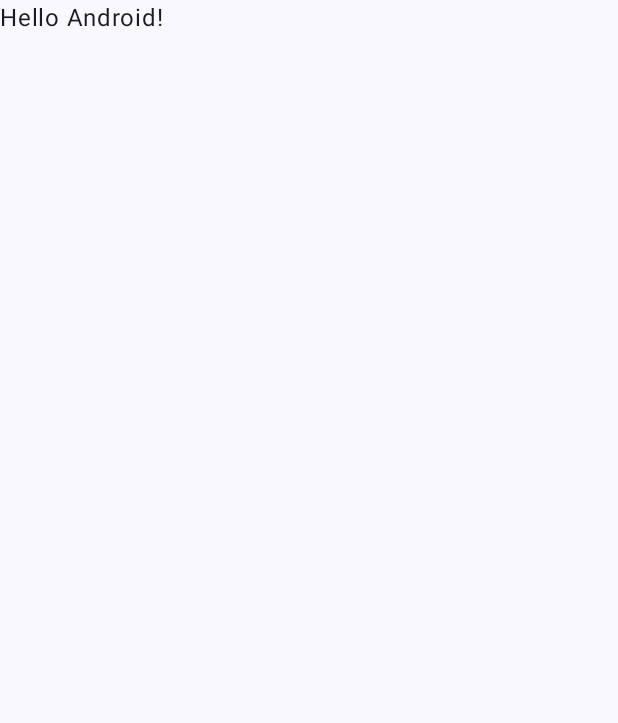
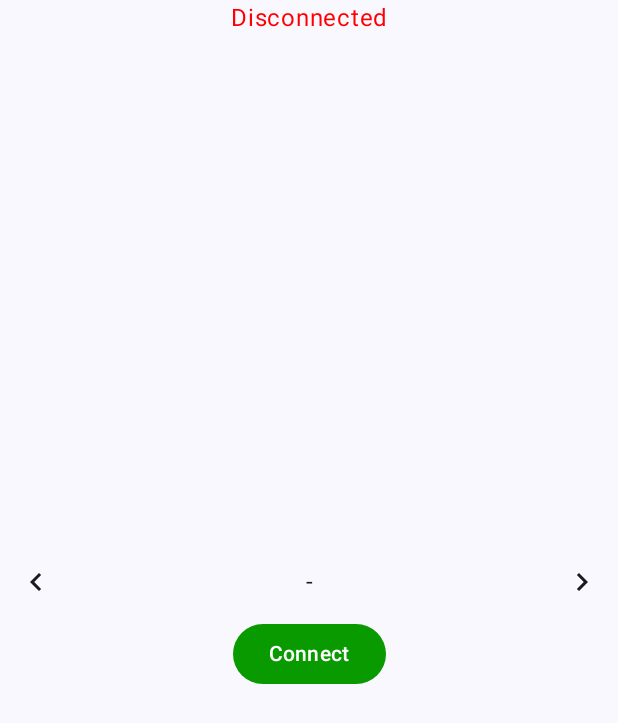
Before and after one commit to philipplackner/AndroidInternals, an Android app built with Jetpack Compose: the screen it shows after launch (MainActivity), on a phone screen of 412 x 824 dp. Before the commit the part shown is almost empty. Shown: the top 723 px of the screen. Run offline under Robolectric (Android 15) with nearby library versions, the phone set to English and light mode, and no system bars.

Commit message:
Implement locally bound music service

```diff
--- a/app/build.gradle.kts
+++ b/app/build.gradle.kts
@@ -56,4 +56,6 @@ dependencies {
     androidTestImplementation(libs.androidx.ui.test.junit4)
     debugImplementation(libs.androidx.ui.tooling)
     debugImplementation(libs.androidx.ui.test.manifest)
+
+    implementation(libs.androidx.lifecycle.runtime.compose)
 }
--- a/app/src/main/AndroidManifest.xml
+++ b/app/src/main/AndroidManifest.xml
@@ -3,6 +3,7 @@
     xmlns:tools="http://schemas.android.com/tools">
 
     <application
+        android:name=".MusicApplication"
         android:allowBackup="true"
         android:dataExtractionRules="@xml/data_extraction_rules"
         android:fullBackupContent="@xml/backup_rules"
@@ -23,6 +24,7 @@
                 <category android:name="android.intent.category.LAUNCHER" />
             </intent-filter>
         </activity>
+        <service android:name=".MusicService" />
     </application>
 
 </manifest>
--- a/app/src/main/java/com/plcoding/androidinternals/MainActivity.kt
+++ b/app/src/main/java/com/plcoding/androidinternals/MainActivity.kt
@@ -14,34 +14,25 @@ import androidx.compose.ui.tooling.preview.Preview
 import com.plcoding.androidinternals.ui.theme.AndroidInternalsTheme
 
 class MainActivity : ComponentActivity() {
+
+    private val musicController by lazy {
+        (application as MusicApplication).musicServiceController
+    }
+
     override fun onCreate(savedInstanceState: Bundle?) {
         super.onCreate(savedInstanceState)
         enableEdgeToEdge()
         setContent {
             AndroidInternalsTheme {
                 Scaffold(modifier = Modifier.fillMaxSize()) { innerPadding ->
-                    Greeting(
-                        name = "Android",
-                        modifier = Modifier.padding(innerPadding)
+                    MusicControlsUi(
+                        controller = musicController,
+                        modifier = Modifier
+                            .fillMaxSize()
+                            .padding(innerPadding)
                     )
                 }
             }
         }
     }
 }
-
-@Composable
-fun Greeting(name: String, modifier: Modifier = Modifier) {
-    Text(
-        text = "Hello $name!",
-        modifier = modifier
-    )
-}
-
-@Preview(showBackground = true)
-@Composable
-fun GreetingPreview() {
-    AndroidInternalsTheme {
-        Greeting("Android")
-    }
-}
--- /dev/null
+++ b/app/src/main/java/com/plcoding/androidinternals/MusicApplication.kt
@@ -0,0 +1,20 @@
+package com.plcoding.androidinternals
+
+import android.app.Application
+import kotlinx.coroutines.CoroutineScope
+import kotlinx.coroutines.Dispatchers
+import kotlinx.coroutines.SupervisorJob
+
+class MusicApplication: Application() {
+
+    private val applicationScope = CoroutineScope(Dispatchers.Main + SupervisorJob())
+    lateinit var musicServiceController: MusicServiceController
+
+    override fun onCreate() {
+        super.onCreate()
+        musicServiceController = MusicServiceController(
+            context = this,
+            coroutineScope = applicationScope
+        )
+    }
+}
--- /dev/null
+++ b/app/src/main/java/com/plcoding/androidinternals/MusicControlsUi.kt
@@ -0,0 +1,117 @@
+@file:OptIn(ExperimentalFoundationApi::class)
+
+package com.plcoding.androidinternals
+
+import androidx.compose.foundation.ExperimentalFoundationApi
+import androidx.compose.foundation.basicMarquee
+import androidx.compose.foundation.layout.Arrangement
+import androidx.compose.foundation.layout.Box
+import androidx.compose.foundation.layout.Column
+import androidx.compose.foundation.layout.Row
+import androidx.compose.foundation.layout.fillMaxSize
+import androidx.compose.foundation.layout.fillMaxWidth
+import androidx.compose.material.icons.Icons
+import androidx.compose.material.icons.automirrored.filled.KeyboardArrowLeft
+import androidx.compose.material.icons.automirrored.filled.KeyboardArrowRight
+import androidx.compose.material.icons.filled.KeyboardArrowLeft
+import androidx.compose.material3.Button
+import androidx.compose.material3.ButtonDefaults
+import androidx.compose.material3.Icon
+import androidx.compose.material3.IconButton
+import androidx.compose.material3.Text
+import androidx.compose.runtime.Composable
+import androidx.compose.runtime.getValue
+import androidx.compose.ui.Alignment
+import androidx.compose.ui.Modifier
+import androidx.compose.ui.graphics.Color
+import androidx.compose.ui.text.style.TextAlign
+import androidx.lifecycle.compose.collectAsStateWithLifecycle
+
+@Composable
+fun MusicControlsUi(
+    controller: MusicServiceController,
+    modifier: Modifier = Modifier
+) {
+    val isConnected by controller.isConnected.collectAsStateWithLifecycle()
+    val currentSong by controller.currentSong.collectAsStateWithLifecycle()
+    val green = Color(0xFF099A00)
+    Box(
+        modifier = modifier
+            .fillMaxSize(),
+        contentAlignment = Alignment.Center
+    ) {
+        if(isConnected) {
+            Text(
+                text = "Connected",
+                color = green,
+                textAlign = TextAlign.Center,
+                modifier = Modifier.align(Alignment.TopCenter)
+            )
+        } else {
+            Text(
+                text = "Disconnected",
+                color = Color.Red,
+                textAlign = TextAlign.Center,
+                modifier = Modifier.align(Alignment.TopCenter)
+            )
+        }
+        Column(
+            modifier = Modifier
+                .fillMaxWidth(),
+            horizontalAlignment = Alignment.CenterHorizontally
+        ) {
+            Row(
+                modifier = Modifier
+                    .fillMaxWidth(),
+                horizontalArrangement = Arrangement.Center,
+                verticalAlignment = Alignment.CenterVertically
+            ) {
+                IconButton(
+                    onClick = controller::previous
+                ) {
+                    Icon(
+                        imageVector = Icons.AutoMirrored.Filled.KeyboardArrowLeft,
+                        contentDescription = "Previous"
+                    )
+                }
+                Text(
+                    text = currentSong,
+                    modifier = Modifier
+                        .weight(1f)
+                        .basicMarquee(),
+                    textAlign = TextAlign.Center
+                )
+                IconButton(
+                    onClick = controller::next
+                ) {
+                    Icon(
+                        imageVector = Icons.AutoMirrored.Filled.KeyboardArrowRight,
+                        contentDescription = "Next"
+                    )
+                }
+            }
+            Button(
+                onClick = {
+                    if(isConnected) {
+                        controller.unbind()
+                    } else {
+                        controller.bind()
+                    }
+                },
+                colors = ButtonDefaults.buttonColors(
+                    containerColor = if(isConnected) {
+                        Color.Red
+                    } else {
+                        green
+                    }
+                )
+            ) {
+                if(isConnected) {
+                    Text(text = "Disconnect",)
+                } else {
+                    Text(text = "Connect")
+                }
+            }
+        }
+    }
+}
--- /dev/null
+++ b/app/src/main/java/com/plcoding/androidinternals/MusicServiceController.kt
@@ -0,0 +1,71 @@
+@file:OptIn(ExperimentalCoroutinesApi::class)
+
+package com.plcoding.androidinternals
+
+import android.content.ComponentName
+import android.content.Context
+import android.content.Intent
+import android.content.ServiceConnection
+import android.os.IBinder
+import kotlinx.coroutines.CoroutineScope
+import kotlinx.coroutines.ExperimentalCoroutinesApi
+import kotlinx.coroutines.flow.MutableStateFlow
+import kotlinx.coroutines.flow.SharingStarted
+import kotlinx.coroutines.flow.asStateFlow
+import kotlinx.coroutines.flow.flatMapLatest
+import kotlinx.coroutines.flow.flowOf
+import kotlinx.coroutines.flow.stateIn
+
+class MusicServiceController(
+    private val context: Context,
+    private val coroutineScope: CoroutineScope
+) {
+    private lateinit var service: MusicService
+
+    private val _isConnected = MutableStateFlow(false)
+    val isConnected = _isConnected.asStateFlow()
+
+    val currentSong = isConnected
+        .flatMapLatest { isConnected ->
+            if(isConnected) {
+                service.currentSong
+            } else flowOf("-")
+        }
+        .stateIn(
+            coroutineScope,
+            SharingStarted.Lazily,
+            "-"
+        )
+
+    private val serviceConnection = object : ServiceConnection {
+        override fun onServiceConnected(name: ComponentName?, service: IBinder?) {
+            val binder = service as MusicService.MusicServiceBinder
+            this@MusicServiceController.service = binder.getService()
+            _isConnected.value = true
+        }
+
+        override fun onServiceDisconnected(name: ComponentName?) {
+            _isConnected.value = false
+        }
+
+        override fun onBindingDied(name: ComponentName?) {
+            super.onBindingDied(name)
+            _isConnected.value = false
+        }
+    }
+
+    fun bind() {
+        Intent(context, MusicService::class.java).also {
+            context.bindService(it, serviceConnection, Context.BIND_AUTO_CREATE)
+        }
+    }
+
+    fun unbind() {
+        context.unbindService(serviceConnection)
+        _isConnected.value = false
+    }
+
+    fun next() = service.next()
+
+    fun previous() = service.previous()
+}
--- a/gradle/libs.versions.toml
+++ b/gradle/libs.versions.toml
@@ -24,6 +24,7 @@ androidx-ui-tooling-preview = { group = "androidx.compose.ui", name = "ui-toolin
 androidx-ui-test-manifest = { group = "androidx.compose.ui", name = "ui-test-manifest" }
 androidx-ui-test-junit4 = { group = "androidx.compose.ui", name = "ui-test-junit4" }
 androidx-material3 = { group = "androidx.compose.material3", name = "material3" }
+androidx-lifecycle-runtime-compose = { module = "androidx.lifecycle:lifecycle-runtime-compose", version.ref = "lifecycleRuntimeKtx" }
 
 [plugins]
 android-application = { id = "com.android.application", version.ref = "agp" }
```
Also changed, not shown: app/src/main/java/com/plcoding/androidinternals/MusicService.kt (added, +71 -0 lines).
